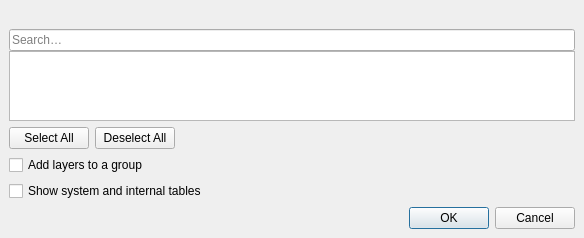
The window that src/ui/qgsprovidersublayersdialogbase.ui (nextgis/nextgisqgis) describes before a commit, drawn with Qt 5.
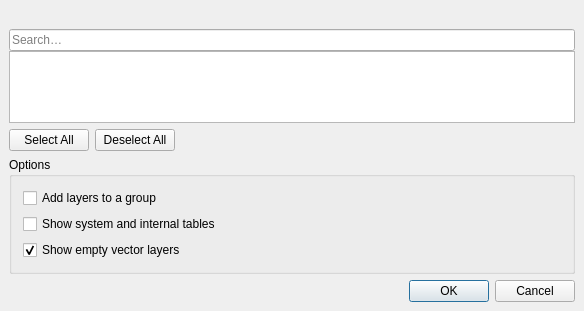
The same window after the commit. Custom widgets are drawn as their Qt base class.

```diff
--- a/src/ui/qgsprovidersublayersdialogbase.ui
+++ b/src/ui/qgsprovidersublayersdialogbase.ui
@@ -7,7 +7,7 @@
     <x>0</x>
     <y>0</y>
     <width>584</width>
-    <height>236</height>
+    <height>311</height>
    </rect>
   </property>
   <property name="windowTitle">
@@ -29,7 +29,7 @@
    <property name="spacing">
     <number>6</number>
    </property>
-   <item row="7" column="0">
+   <item row="6" column="0">
     <widget class="QDialogButtonBox" name="mButtonBox">
      <property name="orientation">
       <enum>Qt::Horizontal</enum>
@@ -83,11 +83,40 @@
      </property>
     </widget>
    </item>
-   <item row="6" column="0">
-    <widget class="QCheckBox" name="mCheckShowSystem">
-     <property name="text">
-      <string>Show system and internal tables</string>
+   <item row="5" column="0">
+    <widget class="QgsCollapsibleGroupBox" name="groupBox">
+     <property name="title">
+      <string>Options</string>
      </property>
+     <property name="collapsed" stdset="0">
+      <bool>true</bool>
+     </property>
+     <layout class="QVBoxLayout" name="verticalLayout_2">
+      <item>
+       <widget class="QCheckBox" name="mCbxAddToGroup">
+        <property name="text">
+         <string>Add layers to a group</string>
+        </property>
+       </widget>
+      </item>
+      <item>
+       <widget class="QCheckBox" name="mCheckShowSystem">
+        <property name="text">
+         <string>Show system and internal tables</string>
+        </property>
+       </widget>
+      </item>
+      <item>
+       <widget class="QCheckBox" name="mCheckShowEmpty">
+        <property name="text">
+         <string>Show empty vector layers</string>
+        </property>
+        <property name="checked">
+         <bool>true</bool>
+        </property>
+       </widget>
+      </item>
+     </layout>
     </widget>
    </item>
    <item row="2" column="0">
@@ -120,17 +149,16 @@
      </item>
     </layout>
    </item>
-   <item row="5" column="0">
-    <widget class="QCheckBox" name="mCbxAddToGroup">
-     <property name="text">
-      <string>Add layers to a group</string>
-     </property>
-    </widget>
-   </item>
   </layout>
  </widget>
  <layoutdefault spacing="6" margin="11"/>
  <customwidgets>
+  <customwidget>
+   <class>QgsCollapsibleGroupBox</class>
+   <extends>QGroupBox</extends>
+   <header>qgscollapsiblegroupbox.h</header>
+   <container>1</container>
+  </customwidget>
   <customwidget>
    <class>QgsFilterLineEdit</class>
    <extends>QLineEdit</extends>
```
Left out of the diff: 2 changed lines with no effect on the pictures.
